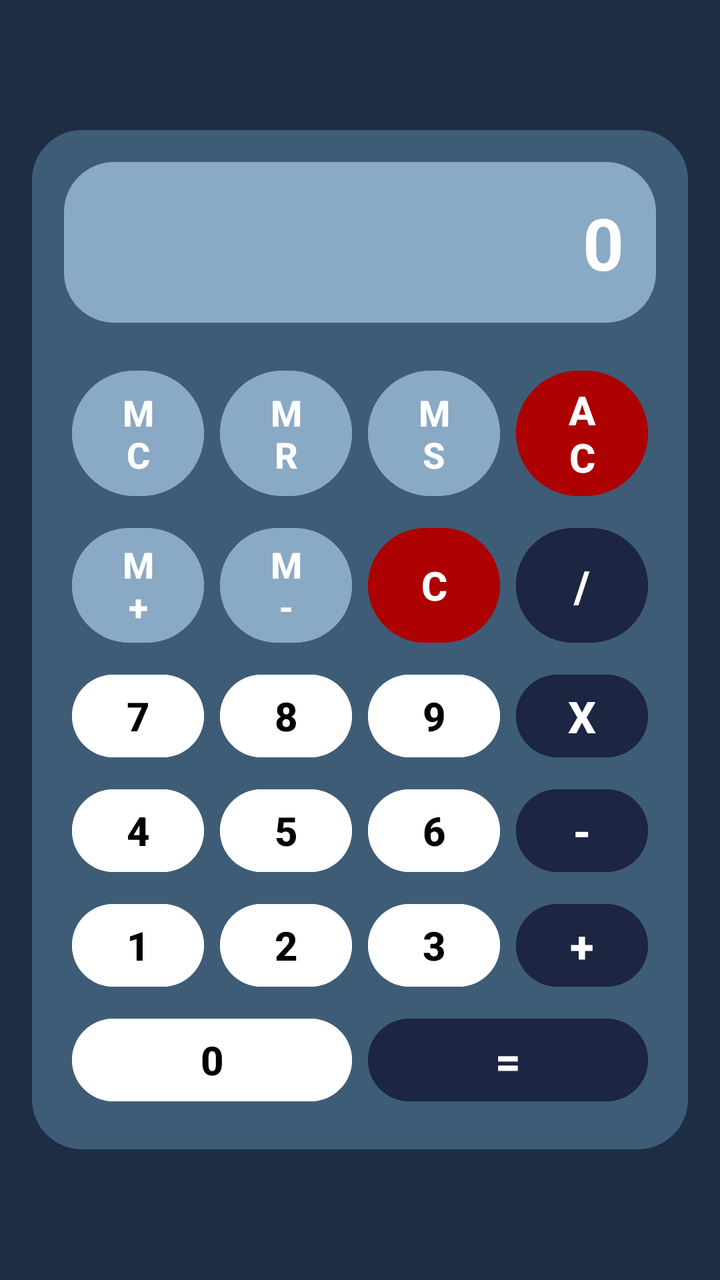
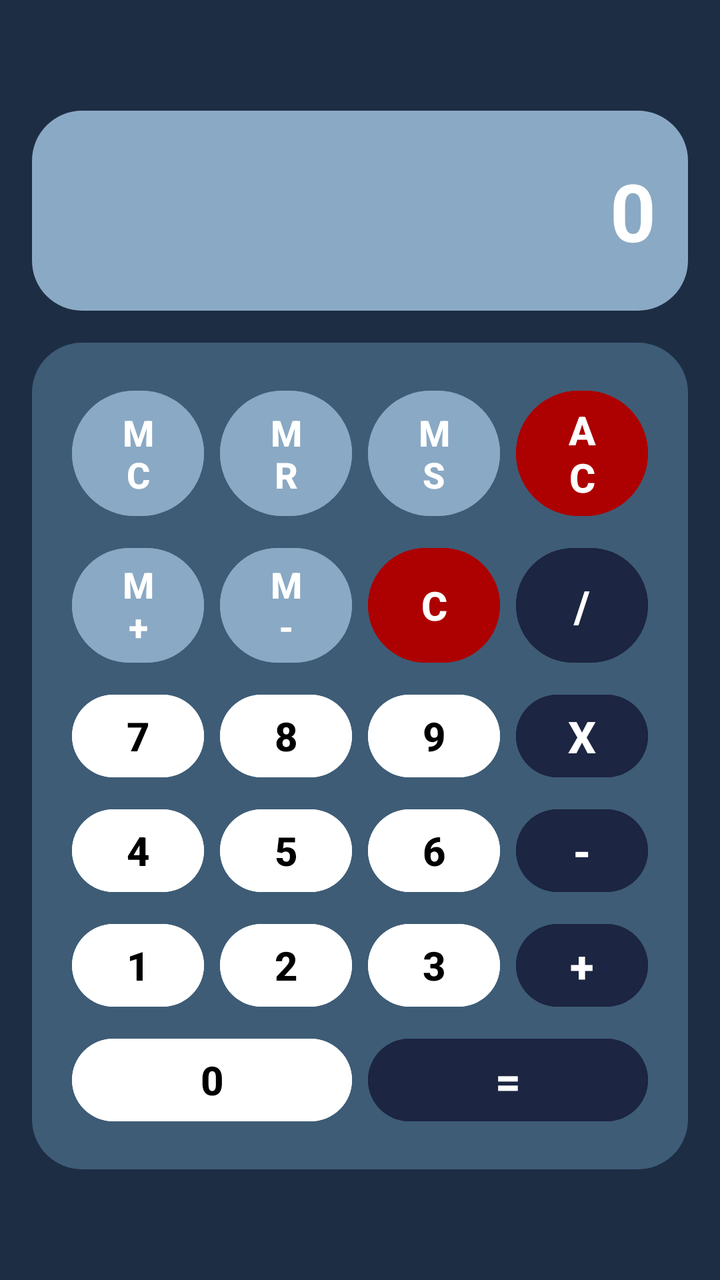

Compare the two renders of this Android layout. The source of the first and the diff that turns it into the second are given below.
<!-- AndroidManifest.xml: application theme Theme.Calculadora -->
<!-- res/layout/activity_main.xml -->
<?xml version="1.0" encoding="utf-8"?>
<LinearLayout xmlns:android="http://schemas.android.com/apk/res/android"
    android:id="@+id/main"
    android:layout_width="match_parent"
    android:layout_height="match_parent"
    android:background="@color/background"
    android:gravity="center"
    android:orientation="vertical">

    <LinearLayout
        android:layout_width="match_parent"
        android:layout_height="wrap_content"
        android:layout_margin="16dp"
        android:background="@drawable/rounded"
        android:backgroundTint="@color/backgroundCalculadora"
        android:orientation="vertical"
        android:padding="16dp">

        <EditText
            android:id="@+id/input"
            android:layout_width="match_parent"
            android:layout_height="wrap_content"
            android:layout_marginBottom="16dp"
            android:background="@drawable/rounded"
            android:backgroundTint="@color/backgroundInput"
            android:clickable="false"
            android:enabled="false"
            android:focusable="false"
            android:gravity="end|center_vertical"
            android:inputType="number"
            android:padding="16dp"
            android:text="0"
            android:textColor="@color/white"
            android:textSize="36sp"
            android:textStyle="bold" />

        <GridLayout
            android:layout_width="match_parent"
            android:layout_height="wrap_content"
            android:columnCount="4"
            android:useDefaultMargins="true">

            <Button
                android:id="@+id/opMC"
                style="@style/OPMemoryButton"
                android:onClick="operacion"
                android:text="MC" />

            <Button
                android:id="@+id/opMR"
                style="@style/OPMemoryButton"
                android:onClick="operacion"
                android:text="MR" />

            <Button
                android:id="@+id/opMS"
                style="@style/OPMemoryButton"
                android:onClick="operacion"
                android:text="MS" />

            <Button
                android:id="@+id/opAC"
                style="@style/DangerButton"
                android:onClick="operacion"
                android:text="AC" />

            <Button
                android:id="@+id/opMPlus"
                style="@style/OPMemoryButton"
                android:onClick="operacion"
                android:text="M+" />

            <Button
                android:id="@+id/opMMinus"
                style="@style/OPMemoryButton"
                android:onClick="operacion"
                android:text="M-" />

            <Button
                android:id="@+id/opDel1"
                style="@style/DangerButton"
                android:onClick="operacion"
                android:text="C" />

            <Button
                android:id="@+id/opDiv"
                style="@style/OperationButton"
                android:onClick="operacion"
                android:text="/" />

            <Button
                android:id="@+id/num7"
                style="@style/NumberButton"
                android:onClick="numero"
                android:text="7" />

            <Button
                android:id="@+id/num8"
                style="@style/NumberButton"
                android:onClick="numero"
                android:text="8" />

            <Button
                android:id="@+id/num9"
                style="@style/NumberButton"
                android:onClick="numero"
                android:text="9" />

            <Button
                android:id="@+id/opMul"
                style="@style/OperationButton"
                android:onClick="operacion"
                android:text="X" />

            <Button
                android:id="@+id/num4"
                style="@style/NumberButton"
                android:onClick="numero"
                android:text="4" />

            <Button
                android:id="@+id/num5"
                style="@style/NumberButton"
                android:onClick="numero"
                android:text="5" />

            <Button
                android:id="@+id/num6"
                style="@style/NumberButton"
                android:onClick="numero"
                android:text="6" />

            <Button
                android:id="@+id/opRes"
                style="@style/OperationButton"
                android:onClick="operacion"
                android:text="-" />

            <Button
                android:id="@+id/num1"
                style="@style/NumberButton"
                android:onClick="numero"
                android:text="1" />

            <Button
                android:id="@+id/num2"
                style="@style/NumberButton"
                android:onClick="numero"
                android:text="2" />

            <Button
                android:id="@+id/num3"
                style="@style/NumberButton"
                android:onClick="numero"
                android:text="3" />

            <Button
                android:id="@+id/opSum"
                style="@style/OperationButton"
                android:onClick="operacion"
                android:text="+" />

            <Button
                android:id="@+id/num0"
                style="@style/NumberButton"
                android:layout_columnSpan="2"
                android:onClick="numero"
                android:text="0" />

            <Button
                android:id="@+id/opEq"
                style="@style/OperationButton"
                android:layout_columnSpan="2"
                android:onClick="operacion"
                android:text="=" />

        </GridLayout>
    </LinearLayout>
</LinearLayout>
<!-- resources referenced by this layout -->
<resources>
  <color name="background">#1D2D44</color>
  <color name="backgroundCalculadora">#3E5C76</color>
  <color name="backgroundInput">#8AA9C4</color>
  <color name="white">#FFFFFFFF</color>
  <!-- drawable rounded (drawable) -->
  <?xml version="1.0" encoding="utf-8"?>
  <shape xmlns:android="http://schemas.android.com/apk/res/android"
      android:shape="rectangle" >
  
      <corners android:radius="25dp" />
  </shape>
  <style name="DangerButton">
          <item name="android:textSize">20sp</item>
          <item name="android:textStyle">bold</item>
          <item name="android:layout_width">0dp</item>
          <item name="android:layout_columnWeight">1</item>
          <item name="android:layout_rowWeight">1</item>
          <item name="android:backgroundTint">@color/red</item>
          <item name="android:textColor">@color/white</item>
      </style>
  <style name="NumberButton">
          <item name="android:textSize">20sp</item>
          <item name="android:textStyle">bold</item>
          <item name="android:layout_width">0dp</item>
          <item name="android:layout_columnWeight">1</item>
          <item name="android:layout_rowWeight">1</item>
          <item name="android:backgroundTint">@color/white</item>
          <item name="android:textColor">@color/black</item>
      </style>
  <style name="OPMemoryButton">
          <item name="android:textSize">18sp</item>
          <item name="android:textStyle">bold</item>
          <item name="android:layout_width">0dp</item>
          <item name="android:layout_columnWeight">1</item>
          <item name="android:layout_rowWeight">1</item>
          <item name="android:backgroundTint">@color/backgroundInput</item>
          <item name="android:textColor">@color/white</item>
      </style>
  <style name="OperationButton">
          <item name="android:textSize">22sp</item>
          <item name="android:textStyle">bold</item>
          <item name="android:layout_width">0dp</item>
          <item name="android:layout_columnWeight">1</item>
          <item name="android:layout_rowWeight">1</item>
          <item name="android:backgroundTint">@color/blue</item>
          <item name="android:textColor">@color/white</item>
      </style>
  <style name="Theme.Calculadora" parent="Base.Theme.Calculadora" />
  <color name="red">#AD0000</color>
  <color name="black">#FF000000</color>
  <color name="blue">#1C2541</color>
  <style name="Base.Theme.Calculadora" parent="Theme.Material3.DayNight.NoActionBar">
          
          
      </style>
</resources>

<!-- the commit's change to res/layout/activity_main.xml (unified diff, before → after) -->
@@ -11,168 +11,171 @@
         android:layout_width="match_parent"
         android:layout_height="wrap_content"
         android:layout_margin="16dp"
-        android:background="@drawable/rounded"
-        android:backgroundTint="@color/backgroundCalculadora"
         android:orientation="vertical"
-        android:padding="16dp">
+        >
 
         <EditText
+            android:scrollHorizontally="true"
             android:id="@+id/input"
             android:layout_width="match_parent"
-            android:layout_height="wrap_content"
+            android:layout_height="100dp"
             android:layout_marginBottom="16dp"
+            android:autofillHints=""
             android:background="@drawable/rounded"
             android:backgroundTint="@color/backgroundInput"
             android:clickable="false"
-            android:enabled="false"
+            android:singleLine="true"
             android:focusable="false"
             android:gravity="end|center_vertical"
             android:inputType="number"
             android:padding="16dp"
-            android:text="0"
+            android:text="@string/input0"
             android:textColor="@color/white"
-            android:textSize="36sp"
+            android:textSize="40sp"
             android:textStyle="bold" />
 
         <GridLayout
             android:layout_width="match_parent"
             android:layout_height="wrap_content"
             android:columnCount="4"
+            android:padding="16dp"
+            android:background="@drawable/rounded"
+            android:backgroundTint="@color/backgroundCalculadora"
             android:useDefaultMargins="true">
 
             <Button
                 android:id="@+id/opMC"
                 style="@style/OPMemoryButton"
                 android:onClick="operacion"
-                android:text="MC" />
+                android:text="@string/inputMC" />
 
             <Button
                 android:id="@+id/opMR"
                 style="@style/OPMemoryButton"
                 android:onClick="operacion"
-                android:text="MR" />
+                android:text="@string/inputMR" />
 
             <Button
                 android:id="@+id/opMS"
                 style="@style/OPMemoryButton"
                 android:onClick="operacion"
-                android:text="MS" />
+                android:text="@string/inputMS" />
 
             <Button
                 android:id="@+id/opAC"
                 style="@style/DangerButton"
                 android:onClick="operacion"
-                android:text="AC" />
+                android:text="@string/inputAC" />
 
             <Button
                 android:id="@+id/opMPlus"
                 style="@style/OPMemoryButton"
                 android:onClick="operacion"
-                android:text="M+" />
+                android:text="@string/inputMsum" />
 
             <Button
                 android:id="@+id/opMMinus"
                 style="@style/OPMemoryButton"
                 android:onClick="operacion"
-                android:text="M-" />
+                android:text="@string/inputMresta" />
 
             <Button
                 android:id="@+id/opDel1"
                 style="@style/DangerButton"
                 android:onClick="operacion"
-                android:text="C" />
+                android:text="@string/inputC" />
 
             <Button
                 android:id="@+id/opDiv"
                 style="@style/OperationButton"
                 android:onClick="operacion"
-                android:text="/" />
+                android:text="@string/inputDiv" />
 
             <Button
                 android:id="@+id/num7"
                 style="@style/NumberButton"
                 android:onClick="numero"
-                android:text="7" />
+                android:text="@string/input7" />
 
             <Button
                 android:id="@+id/num8"
                 style="@style/NumberButton"
                 android:onClick="numero"
-                android:text="8" />
+                android:text="@string/input8" />
 
             <Button
                 android:id="@+id/num9"
                 style="@style/NumberButton"
                 android:onClick="numero"
-                android:text="9" />
+                android:text="@string/input9" />
 
             <Button
                 android:id="@+id/opMul"
                 style="@style/OperationButton"
                 android:onClick="operacion"
-                android:text="X" />
+                android:text="@string/inputMulti" />
 
             <Button
                 android:id="@+id/num4"
                 style="@style/NumberButton"
                 android:onClick="numero"
-                android:text="4" />
+                android:text="@string/input4" />
 
             <Button
                 android:id="@+id/num5"
                 style="@style/NumberButton"
                 android:onClick="numero"
-                android:text="5" />
+                android:text="@string/input5" />
 
             <Button
                 android:id="@+id/num6"
                 style="@style/NumberButton"
                 android:onClick="numero"
-                android:text="6" />
+                android:text="@string/input6" />
 
             <Button
                 android:id="@+id/opRes"
                 style="@style/OperationButton"
                 android:onClick="operacion"
-                android:text="-" />
+                android:text="@string/inputResta" />
 
             <Button
                 android:id="@+id/num1"
                 style="@style/NumberButton"
                 android:onClick="numero"
-                android:text="1" />
+                android:text="@string/input1" />
 
             <Button
                 android:id="@+id/num2"
                 style="@style/NumberButton"
                 android:onClick="numero"
-                android:text="2" />
+                android:text="@string/input2" />
 
             <Button
                 android:id="@+id/num3"
                 style="@style/NumberButton"
                 android:onClick="numero"
-                android:text="3" />
+                android:text="@string/input3" />
 
             <Button
                 android:id="@+id/opSum"
                 style="@style/OperationButton"
                 android:onClick="operacion"
-                android:text="+" />
+                android:text="@string/inputSum" />
 
             <Button
                 android:id="@+id/num0"
                 style="@style/NumberButton"
                 android:layout_columnSpan="2"
                 android:onClick="numero"
-                android:text="0" />
+                android:text="@string/input0" />
 
             <Button
                 android:id="@+id/opEq"
                 style="@style/OperationButton"
                 android:layout_columnSpan="2"
                 android:onClick="operacion"
-                android:text="=" />
+                android:text="@string/inputEquals" />
 
         </GridLayout>
     </LinearLayout>
<!-- resource entries referenced after the edit -->
@@ -11,6 +11,28 @@
   
       <corners android:radius="25dp" />
   </shape>
+  <string name="input0">0</string>
+  <string name="input1">1</string>
+  <string name="input2">2</string>
+  <string name="input3">3</string>
+  <string name="input4">4</string>
+  <string name="input5">5</string>
+  <string name="input6">6</string>
+  <string name="input7">7</string>
+  <string name="input8">8</string>
+  <string name="input9">9</string>
+  <string name="inputAC">AC</string>
+  <string name="inputC">C</string>
+  <string name="inputDiv">/</string>
+  <string name="inputEquals">=</string>
+  <string name="inputMC">MC</string>
+  <string name="inputMR">MR</string>
+  <string name="inputMS">MS</string>
+  <string name="inputMresta">M-</string>
+  <string name="inputMsum">M+</string>
+  <string name="inputMulti">X</string>
+  <string name="inputResta">-</string>
+  <string name="inputSum">+</string>
   <style name="DangerButton">
           <item name="android:textSize">20sp</item>
           <item name="android:textStyle">bold</item>
